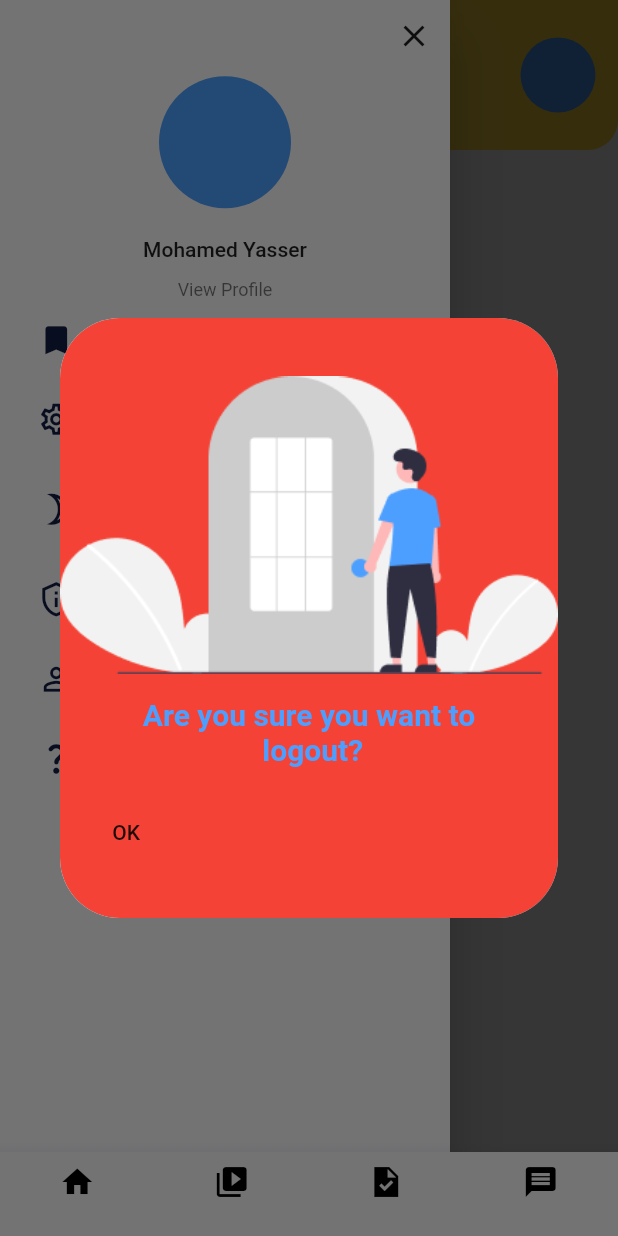
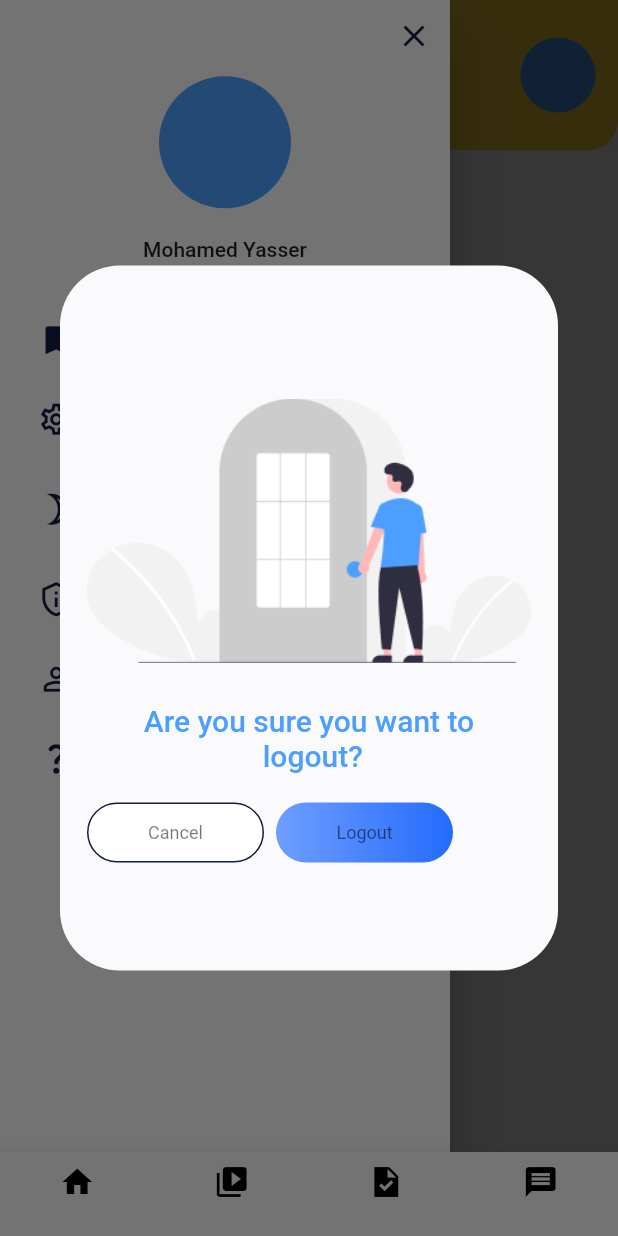
Before and after one commit to mohamedyasser951/Li-Guard-Graduation-App-, a Flutter app: the screen it shows after launch, in the side drawer, after a tap on "Logout", on a phone screen of 412 x 824 dp. Run offline on Flutter 3.47's test engine with Material 2 defaults, Android fonts, the phone set to English and light mode, and no system bars; missing offline and left inert: linear_step_indicator.

Commit message:
yasser_logout

```diff
--- a/lib/homeLayout/drawer/drawer.dart
+++ b/lib/homeLayout/drawer/drawer.dart
@@ -1,4 +1,5 @@
 import 'package:asps/homeLayout/drawer/settings/settings.dart';
+import 'package:asps/screens/login/login_screen.dart';
 import 'package:asps/shared/component/component.dart';
 import 'package:asps/shared/component/constants.dart';
 import 'package:asps/shared/widgets/drawerItem.dart';
@@ -127,6 +128,7 @@ class MyDrawer extends StatelessWidget {
 }
 
 Future LogOutDialog(BuildContext context) => showDialog(
+
       context: context,
       builder: (context) {
 
@@ -134,24 +136,25 @@ Future LogOutDialog(BuildContext context) => showDialog(
 
           alignment: Alignment.center,
           elevation: 0.0,
-          shape:  RoundedRectangleBorder(
+          shape: RoundedRectangleBorder(
             borderRadius: BorderRadius.circular(40),
-
           ),
           clipBehavior: Clip.antiAliasWithSaveLayer,
+          child: Container(
+            height: 470,
+            width: 400,
+            decoration: BoxDecoration(
+                color: Theme.of(context).backgroundColor
 
-          child: Container(
-            height: 400,
-            width: 350,
-            decoration: BoxDecoration(
-                color: Colors.red,
-                borderRadius: BorderRadius.circular(40.0)),
+                , borderRadius: BorderRadius.circular(40.0)),
+            child: Padding(
+              padding: const EdgeInsets.symmetric(horizontal: 18.0),
               child: Column(
                 mainAxisAlignment: MainAxisAlignment.center,
                 children: [
                   const Image(
                     height: 210,
-                  width: 352,
+                    width: 350,
                     image: AssetImage("assets/images/logout_img.png"),
                   ),
                   const SizedBox(
@@ -162,26 +165,59 @@ Future LogOutDialog(BuildContext context) => showDialog(
                     textAlign: TextAlign.center,
                     style: TextStyle(
                         color: primaryColor,
-                    fontWeight: FontWeight.w600,
-                    fontSize: 20.0
-                  ),
+                        fontWeight: FontWeight.w500,
+                        fontSize: 20.0),
                   ),
                   const SizedBox(
                     height: 20.0,
                   ),
                   Row(
                     children: [
-                    MaterialButton(
-                  child: const Text("OK"),
-                   onPressed: () {
+                      InkWell(
+                        onTap: () {
                           Navigator.of(context).pop();
                         },
+                        child: Container(
+                          width: 118,
+                          height: 40,
+                          decoration: BoxDecoration(
+                            border: Border.all(color: const Color(0xFF121D43)),
+                            color: Colors.white,
+                            borderRadius: BorderRadius.circular(30.0),
+                          ),
+                          child: Center(
+                              child: Text(
+                            'Cancel',
+                            style: Theme.of(context).textTheme.caption,
+                          )),
+                        ),
+                      ),
+                      const SizedBox(width: 8.0,),
+                      InkWell(
+                        onTap: () {
+                          navigateAndKill(context, Login_screen());
+                        },
+                        child: Container(
+                          width: 118,
+                          height: 40,
+                          decoration: BoxDecoration(
+                            gradient: const LinearGradient(
+                                colors: [Color(0xFF6F9EFF), Color(0xFF246BFD)]),
+                            borderRadius: BorderRadius.circular(30.0),
+                          ),
+                          child: Center(
+                              child: Text(
+                            'Logout',
+                            style: Theme.of(context).textTheme.caption,
+                          )),
+                        ),
                       ),
                     ],
                   ),
                 ],
               ),
             ),
+          ),
         );
       },
     );
--- a/lib/main.dart
+++ b/lib/main.dart
@@ -1,4 +1,5 @@
 import 'package:asps/homeLayout/homeLayout.dart';
+import 'package:asps/screens/onboarding/onboarding_Screen.dart';
 import 'package:asps/screens/splash_screen/splash_screen.dart';
 import 'package:asps/shared/component/constants.dart';
 import 'package:asps/shared/widgets/customizedButton.dart';
@@ -29,6 +30,9 @@ class MyApp extends StatelessWidget {
           iconTheme: IconThemeData(color: iconColor)
         ),
         backgroundColor: backgroundColor,
+        iconTheme:const IconThemeData(
+          color: Color(0xff121D43),
+        ),
         textTheme:const TextTheme(
           headline6:TextStyle(
             fontWeight: FontWeight.w600,
@@ -45,7 +49,7 @@ class MyApp extends StatelessWidget {
         ),
       ),
 
-      home:   HomeLayout(),
+      home:  HomeLayout(),
     );
   }
 }
--- a/lib/screens/register/register_screen.dart
+++ b/lib/screens/register/register_screen.dart
@@ -1,5 +1,4 @@
 import 'package:asps/homeLayout/homeLayout.dart';
-import 'package:asps/main.dart';
 import 'package:asps/shared/component/component.dart';
 import 'package:asps/shared/component/constants.dart';
 import 'package:asps/shared/widgets/SquareTextField.dart';
```
Lines whose indentation alone changed are shown as unchanged.
